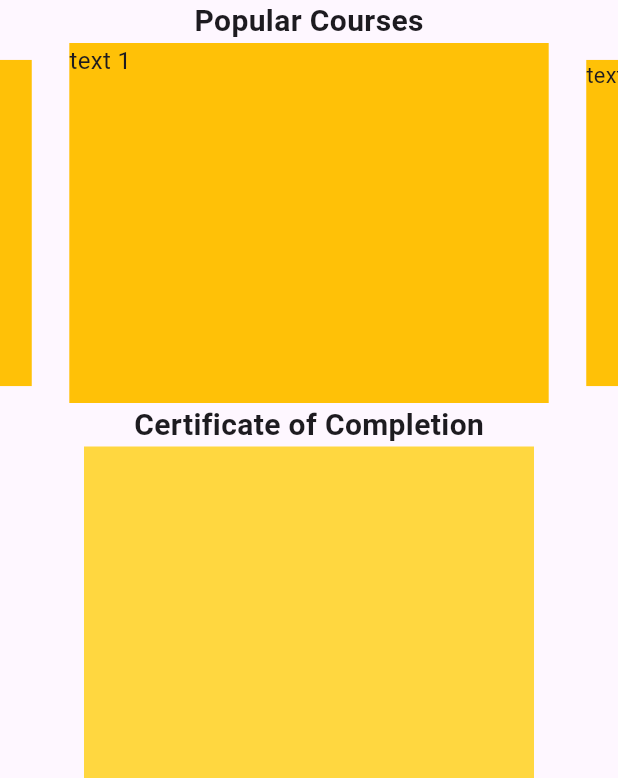
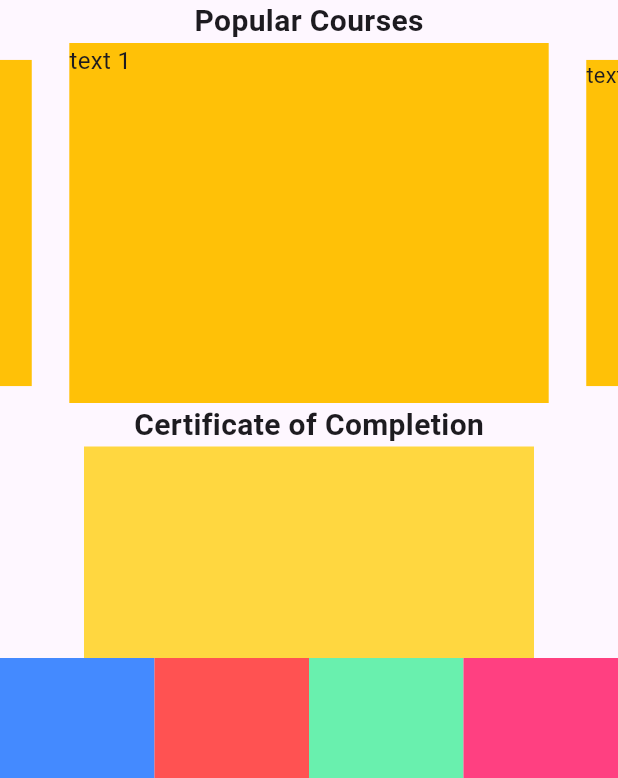
Before and after one commit to moeyanhtun-coding/GUSTO_Assignment_star_education_center, a Flutter app: the HomePage screen opened by its route, on a phone screen of 412 x 824 dp, the part 458-1236 px from its top. Run offline on Flutter 3.47's test engine with Material 3 defaults, Android fonts, the phone set to English and light mode, and no system bars; drawn by our look-alikes of carousel_slider; our stand-ins replace get.

Commit message:
[Add] Navbar

```diff
--- a/lib/pages/home_page.dart
+++ b/lib/pages/home_page.dart
@@ -23,6 +23,7 @@ class _HomePageState extends State<HomePage> {
   @override
   Widget build(BuildContext context) {
     return Scaffold(
+      bottomNavigationBar: _navigationBar(),
       appBar: AppBar(
         elevation: 10,
         actions: [
@@ -52,6 +53,23 @@ class _HomePageState extends State<HomePage> {
         ),
       ),
     );
+  }
+
+  Widget _navigationBar() {
+    return NavigationBar(destinations: [
+      Container(
+        color: Colors.blueAccent,
+      ),
+      Container(
+        color: Colors.redAccent,
+      ),
+      Container(
+        color: Colors.greenAccent,
+      ),
+      Container(
+        color: Colors.pinkAccent,
+      ),
+    ]);
   }
 
   Widget _headerGroup() {
```
